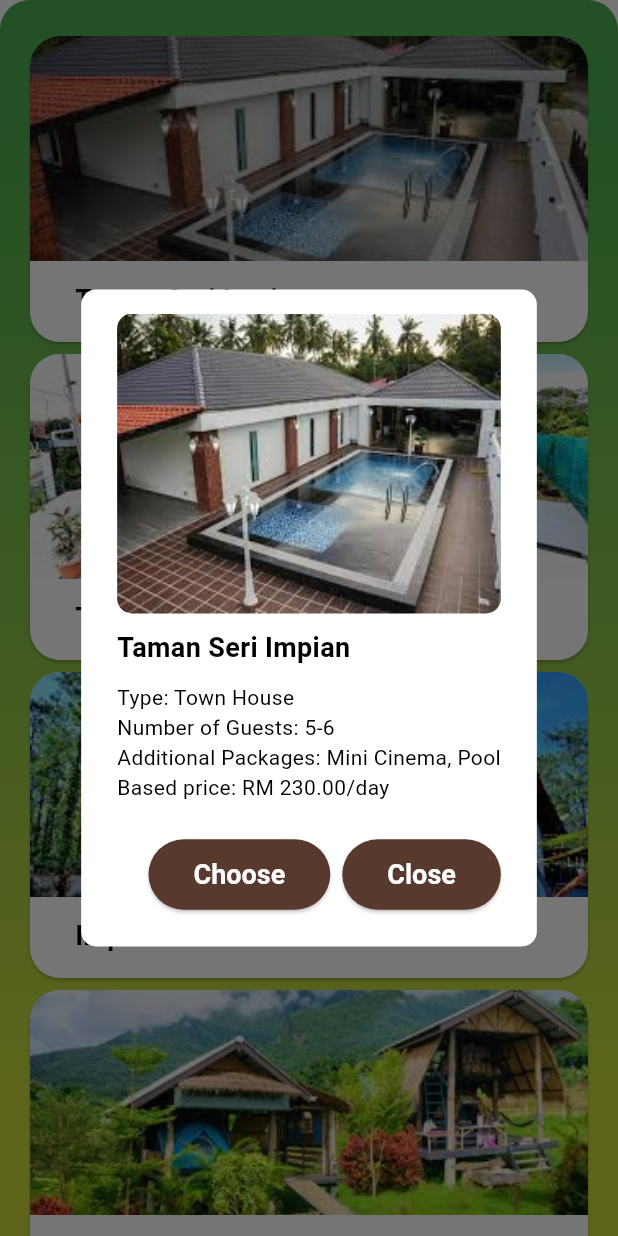
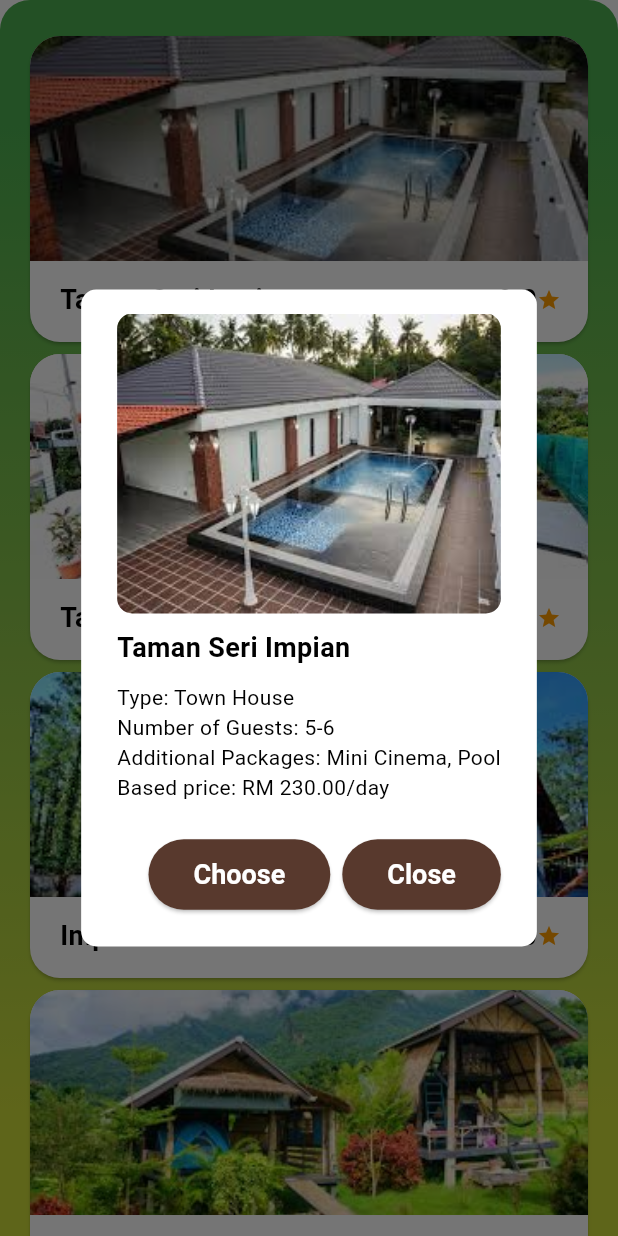
Before and after one commit to afeefnih/Assignment-Mobile, a Flutter app: the PackageContent screen opened directly, after a tap on "Taman Seri Impian", on a phone screen of 412 x 824 dp. Run offline on Flutter 3.47's test engine with Material 3 defaults, Android fonts, the light colour scheme and no system bars; our stand-ins replace confetti, flutter_rating_bar, sqflite; accounts and stored records are empty.

Commit message:
rating & admin

```diff
--- a/lib/db/database_helper.dart
+++ b/lib/db/database_helper.dart
@@ -9,6 +9,7 @@ class DatabaseHelper {
   static const tableUsers = 'users';
   static const tableHomebook = 'homebook';
   static const tableAdmin = 'administrator';
+  static const tableRatings = 'ratings';
 
   DatabaseHelper._privateConstructor();
   static final DatabaseHelper instance = DatabaseHelper._privateConstructor();
@@ -148,6 +149,23 @@ class DatabaseHelper {
         password TEXT NOT NULL
       )
     ''');
+
+    await db.insert(
+      tableAdmin,
+      {
+        'username': 'admin',
+        'password': '123',
+      },
+    );
+
+    await db.execute('''
+      CREATE TABLE $tableRatings (
+        reviewid INTEGER PRIMARY KEY,
+        homestayLabel TEXT NOT NULL,
+        rating DOUBLE NOT NULL,
+        review TEXT
+      )
+    ''');
   }
 
   Future<void> insertUser(Map<String, dynamic> user) async {
@@ -208,4 +226,50 @@ class DatabaseHelper {
       whereArgs: [userid],
     );
   }
+
+  Future<int> insertRating(
+      String homestayLabel, double rating, String review) async {
+    final db = await database;
+    var result = await db.insert(
+      tableRatings,
+      {
+        'homestayLabel': homestayLabel,
+        'rating': rating,
+        'review': review,
+      },
+      conflictAlgorithm: ConflictAlgorithm.replace,
+    );
+    return result;
+  }
+
+  Future<List<Map<String, dynamic>>> getRatingsByHomestay(
+      String homestayLabel) async {
+    final db = await database;
+    var result = await db.query(
+      tableRatings,
+      where: 'homestayLabel = ?',
+      whereArgs: [homestayLabel],
+    );
+    return result;
+  }
+
+  Future<List<double>> getAverageRatingsForHomestays(
+      List<String> homestayLabels) async {
+    final db = await database;
+    List<double> averageRatings = [];
+
+    for (String label in homestayLabels) {
+      var result = await db.rawQuery(
+          'SELECT AVG(rating) as averageRating FROM $tableRatings WHERE homestayLabel = ?',
+          [label]);
+
+      if (result.isNotEmpty && result.first['averageRating'] != null) {
+        averageRatings.add(result.first['averageRating'] as double);
+      } else {
+        averageRatings.add(0); // or handle no ratings case appropriately
+      }
+    }
+
+    return averageRatings;
+  }
 }
--- a/lib/user/booking_detail.dart
+++ b/lib/user/booking_detail.dart
@@ -1,4 +1,3 @@
-import 'package:flutter/widgets.dart';
 import 'package:intl/intl.dart';
 import '../db/database_helper.dart';
 import '../models/booking.dart';
@@ -156,7 +155,7 @@ class _BookingDetailState extends State<BookingDetail> {
                     Navigator.push(
                       context,
                       MaterialPageRoute(
-                        builder: (context) => RatingAdd(id: widget.booking.id,),
+                        builder: (context) => RatingAdd(id: widget.booking.id, homestay: widget.booking.homestypackage,),
                       ),
                     );
                   },
--- a/lib/views/package_view.dart
+++ b/lib/views/package_view.dart
@@ -27,13 +27,48 @@ class PackageView extends StatelessWidget {
   }
 }
 
-class PackageContent extends StatelessWidget {
+class PackageContent extends StatefulWidget {
   final int? id;
   const PackageContent({Key? key, this.id}) : super(key: key);
 
+  @override
+  State<PackageContent> createState() => _PackageContentState();
+}
+
+class _PackageContentState extends State<PackageContent> {
+  List<double> _averageRatings = [];
+
+  @override
+  void initState() {
+    super.initState();
+    _loadRating();
+  }
+
+  void _loadRating() async {
+    DatabaseHelper db = DatabaseHelper.instance;
+    List<String> homestayLabel =
+        Homestay.samples.map((homestay) => homestay.label).toList();
+
+    List<double> averageRatings =
+        await db.getAverageRatingsForHomestays(homestayLabel);
+    setState(() {
+      _averageRatings = averageRatings;
+    });
+  }
+
+  double rating(int n) {
+    double h;
+    if (_averageRatings.isNotEmpty && n < _averageRatings.length) {
+      h = _averageRatings[n];
+    } else {
+      h = 0.0;
+    }
+    return h;
+  }
+
   Future<String> fetchUserName() async {
     DatabaseHelper dbHelper = DatabaseHelper.instance;
-    Map<String, dynamic>? user = await dbHelper.getUserById(id!);
+    Map<String, dynamic>? user = await dbHelper.getUserById(widget.id!);
 
     if (user != null && user.containsKey('name')) {
       return user['name'];
@@ -71,7 +106,7 @@ class PackageContent extends StatelessWidget {
               crossAxisAlignment: CrossAxisAlignment.start,
               children: [
                 const SizedBox(height: 20),
-                (id != null)
+                (widget.id != null)
                     ? Card(
                         shape: RoundedRectangleBorder(
                             borderRadius: BorderRadius.circular(20)),
@@ -88,7 +123,9 @@ class PackageContent extends StatelessWidget {
                                     final userName = snapshot.data ?? 'User';
                                     return Text(
                                       'Welcome, $userName!',
-                                      style: Theme.of(context).textTheme.titleLarge,
+                                      style: Theme.of(context)
+                                          .textTheme
+                                          .titleLarge,
                                     );
                                   },
                                 ),
@@ -111,7 +148,8 @@ class PackageContent extends StatelessWidget {
                           Homestay.samples[index],
                         );
                       },
-                      child: buildHomestayCard(Homestay.samples[index]),
+                      child: buildHomestayCard(
+                          Homestay.samples[index], rating(index)),
                     );
                   },
                 ),
@@ -123,7 +161,7 @@ class PackageContent extends StatelessWidget {
     );
   }
 
-  Widget buildHomestayCard(Homestay homestay) {
+  Widget buildHomestayCard(Homestay homestay, double rating) {
     return Card(
       clipBehavior: Clip.antiAlias,
       shape: RoundedRectangleBorder(borderRadius: BorderRadius.circular(20)),
@@ -141,10 +179,30 @@ class PackageContent extends StatelessWidget {
             ),
           ),
           Padding(
-            padding: const EdgeInsets.fromLTRB(30, 13, 30, 15),
-            child: Text(
-              homestay.label,
-              style: const TextStyle(fontSize: 18, fontWeight: FontWeight.bold),
+            padding: const EdgeInsets.fromLTRB(20, 13, 18, 15),
+            child: Row(
+              children: [
+                Text(
+                  homestay.label,
+                  style: const TextStyle(
+                      fontSize: 18, fontWeight: FontWeight.bold),
+                ),
+                const Spacer(),
+                Row(
+                  children: [
+                    Text(
+                      rating.toStringAsFixed(1),
+                      style: const TextStyle(
+                          fontSize: 18, fontWeight: FontWeight.bold),
+                    ),
+                    const Icon(
+                      Icons.star,
+                      color: Color.fromARGB(255, 255, 157, 0),
+                      size: 16,
+                    ),
+                  ],
+                ),
+              ],
             ),
           ),
         ],
@@ -189,13 +247,13 @@ class PackageContent extends StatelessWidget {
           actions: [
             ElevatedButton(
               onPressed: () {
-                if (id != null) {
+                if (widget.id != null) {
                   Navigator.pop(context);
                   Navigator.push(
                     context,
                     MaterialPageRoute(
                       builder: (context) => BookingForm(
-                        id: id!,
+                        id: widget.id!,
                         homestay: homestay,
                       ),
                     ),
```
Also changed, not shown: lib/views/login.dart (+14 -8 lines), lib/views/rating_add.dart (+53 -8 lines).
